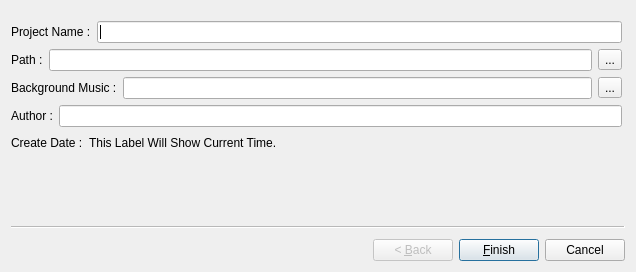
This is manager/createprojectwizard.ui in NichtsVonChaos/CrowdedHell as Qt 5 draws it before an edit. The edited form follows.
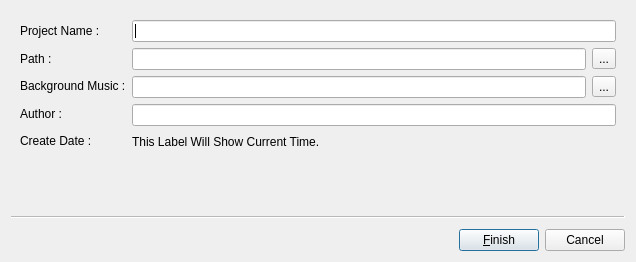
This is the edited form.

Patch:
```diff
--- a/manager/createprojectwizard.ui
+++ b/manager/createprojectwizard.ui
@@ -7,7 +7,7 @@
     <x>0</x>
     <y>0</y>
     <width>636</width>
-    <height>272</height>
+    <height>262</height>
    </rect>
   </property>
   <property name="sizePolicy">
@@ -18,27 +18,23 @@
   </property>
   <property name="minimumSize">
    <size>
-    <width>0</width>
-    <height>0</height>
+    <width>421</width>
+    <height>255</height>
    </size>
   </property>
   <property name="windowTitle">
    <string>Wizard</string>
   </property>
+  <property name="options">
+   <set>QWizard::NoBackButtonOnLastPage|QWizard::NoBackButtonOnStartPage</set>
+  </property>
   <widget class="QWizardPage" name="wizardPage1">
-   <widget class="QWidget" name="verticalLayoutWidget">
-    <property name="geometry">
-     <rect>
-      <x>0</x>
-      <y>10</y>
-      <width>611</width>
-      <height>199</height>
-     </rect>
-    </property>
+   <layout class="QVBoxLayout" name="verticalLayout_3">
+    <item>
+     <layout class="QHBoxLayout" name="horizontalLayout_4">
+      <item>
     <layout class="QVBoxLayout" name="verticalLayout">
      <item>
-      <layout class="QHBoxLayout" name="horizontalLayout">
-       <item>
         <widget class="QLabel" name="labelProjectName">
          <property name="text">
           <string>Project Name :</string>
@@ -46,17 +42,6 @@
         </widget>
        </item>
        <item>
-        <widget class="QLineEdit" name="lineEditProjectName">
-         <property name="text">
-          <string notr="true"/>
-         </property>
-        </widget>
-       </item>
-      </layout>
-     </item>
-     <item>
-      <layout class="QHBoxLayout" name="horizontalLayout_2">
-       <item>
         <widget class="QLabel" name="labelPath">
          <property name="text">
           <string>Path :</string>
@@ -64,24 +49,6 @@
         </widget>
        </item>
        <item>
-        <widget class="QLineEdit" name="lineEditPath">
-         <property name="text">
-          <string notr="true"/>
-         </property>
-        </widget>
-       </item>
-       <item>
-        <widget class="QToolButton" name="toolButtonSelectPath">
-         <property name="text">
-          <string>...</string>
-         </property>
-        </widget>
-       </item>
-      </layout>
-     </item>
-     <item>
-      <layout class="QHBoxLayout" name="horizontalLayout_8">
-       <item>
         <widget class="QLabel" name="labelBackgroundMusic">
          <property name="text">
           <string>Background Music :</string>
@@ -89,20 +56,6 @@
         </widget>
        </item>
        <item>
-        <widget class="QLineEdit" name="lineEditBackgroundMusic"/>
-       </item>
-       <item>
-        <widget class="QToolButton" name="toolButtonBackgroundMusic">
-         <property name="text">
-          <string>...</string>
-         </property>
-        </widget>
-       </item>
-      </layout>
-     </item>
-     <item>
-      <layout class="QHBoxLayout" name="horizontalLayout_3">
-       <item>
         <widget class="QLabel" name="labelAuthor">
          <property name="text">
           <string>Author :</string>
@@ -110,23 +63,64 @@
         </widget>
        </item>
        <item>
-        <widget class="QLineEdit" name="lineEditAuthor">
-         <property name="text">
-          <string notr="true"/>
-         </property>
-        </widget>
-       </item>
-      </layout>
-     </item>
-     <item>
-      <layout class="QHBoxLayout" name="horizontalLayout_4">
-       <item>
         <widget class="QLabel" name="labelCreateDate">
          <property name="text">
           <string>Create Date :</string>
          </property>
         </widget>
        </item>
+       </layout>
+      </item>
+      <item>
+       <layout class="QVBoxLayout" name="verticalLayout_2">
+        <item>
+         <widget class="QLineEdit" name="lineEditProjectName">
+          <property name="text">
+           <string notr="true"/>
+          </property>
+         </widget>
+        </item>
+        <item>
+         <layout class="QHBoxLayout" name="horizontalLayout">
+          <item>
+           <widget class="QLineEdit" name="lineEditPath">
+            <property name="text">
+             <string notr="true"/>
+            </property>
+           </widget>
+          </item>
+          <item>
+           <widget class="QToolButton" name="toolButtonSelectPath">
+            <property name="text">
+             <string>...</string>
+            </property>
+           </widget>
+          </item>
+         </layout>
+        </item>
+        <item>
+         <layout class="QHBoxLayout" name="horizontalLayout_2">
+          <item>
+           <widget class="QLineEdit" name="lineEditBackgroundMusic"/>
+          </item>
+          <item>
+           <widget class="QToolButton" name="toolButtonBackgroundMusic">
+            <property name="text">
+             <string>...</string>
+            </property>
+           </widget>
+          </item>
+         </layout>
+        </item>
+        <item>
+         <widget class="QLineEdit" name="lineEditAuthor">
+          <property name="text">
+           <string notr="true"/>
+          </property>
+         </widget>
+        </item>
+        <item>
+         <layout class="QHBoxLayout" name="horizontalLayout_3">
        <item>
         <widget class="QLabel" name="labelRealDate">
          <property name="text">
@@ -149,6 +143,10 @@
        </item>
       </layout>
      </item>
+       </layout>
+      </item>
+     </layout>
+    </item>
      <item>
       <spacer name="verticalSpacer">
        <property name="orientation">
@@ -163,7 +161,6 @@
       </spacer>
      </item>
     </layout>
-   </widget>
   </widget>
  </widget>
  <resources/>
```
Lines whose indentation alone changed are shown as unchanged.
